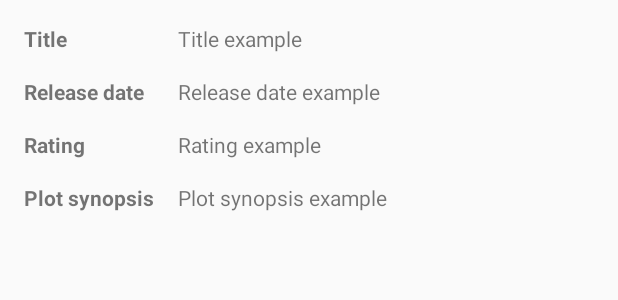
After one commit to Daniel-Prescience/popular-movies-stage2, an Android app: the layout activity_detail.xml on its own in the app's theme, with its tools: preview values and no code run, on a phone screen of 412 x 824 dp. The commit adds this screen. Shown: the top 300 px of the screen. Run offline under Robolectric (Android 15) with nearby library versions, the phone set to English and light mode, and no system bars.

Commit message:
Upgraded to Android Studio 3.1 Upgraded to Gradle 4.4 Upgraded to Android SDK 27 Ready for review

```diff
--- /dev/null
+++ b/app/src/main/res/layout/activity_detail.xml
@@ -0,0 +1,120 @@
+<?xml version="1.0" encoding="utf-8"?>
+
+<ScrollView
+    xmlns:android="http://schemas.android.com/apk/res/android"
+    xmlns:app="http://schemas.android.com/apk/res-auto"
+    xmlns:tools="http://schemas.android.com/tools"
+    android:layout_width="match_parent"
+    android:layout_height="match_parent"
+    android:orientation="vertical"
+    tools:context="com.udacity.popularmovies.DetailActivity">
+
+    <android.support.constraint.ConstraintLayout
+        android:layout_width="match_parent"
+        android:layout_height="wrap_content">
+
+        <TextView
+            android:id="@+id/title_label"
+            android:layout_width="wrap_content"
+            android:layout_height="wrap_content"
+            android:layout_margin="@dimen/text_margin"
+            android:labelFor="@id/title_tv"
+            android:text="@string/title_label"
+            android:textStyle="bold"
+            app:layout_constraintStart_toStartOf="parent"
+            app:layout_constraintTop_toTopOf="parent" />
+
+        <TextView
+            android:id="@+id/title_tv"
+            android:layout_width="0dp"
+            android:layout_height="wrap_content"
+            android:layout_margin="@dimen/text_margin"
+            android:layout_marginEnd="@dimen/text_margin"
+            android:layout_marginRight="@dimen/text_margin"
+            app:layout_constraintEnd_toEndOf="parent"
+            app:layout_constraintStart_toEndOf="@id/plot_synopsis_label"
+            app:layout_constraintTop_toTopOf="parent"
+            tools:text="Title example" />
+
+        <TextView
+            android:id="@+id/release_date_label"
+            android:layout_width="wrap_content"
+            android:layout_height="wrap_content"
+            android:layout_margin="@dimen/text_margin"
+            android:labelFor="@id/release_date_tv"
+            android:text="@string/release_date_label"
+            android:textStyle="bold"
+            app:layout_constraintStart_toStartOf="parent"
+            app:layout_constraintTop_toBottomOf="@id/title_tv" />
+
+        <TextView
+            android:id="@+id/release_date_tv"
+            android:layout_width="0dp"
+            android:layout_height="wrap_content"
+            android:layout_margin="@dimen/text_margin"
+            android:layout_marginEnd="@dimen/text_margin"
+            android:layout_marginRight="@dimen/text_margin"
+            app:layout_constraintEnd_toEndOf="parent"
+            app:layout_constraintStart_toEndOf="@id/plot_synopsis_label"
+            app:layout_constraintTop_toBottomOf="@id/title_tv"
+            tools:text="Release date example" />
+
+        <TextView
+            android:id="@+id/vote_average_label"
+            android:layout_width="wrap_content"
+            android:layout_height="wrap_content"
+            android:layout_margin="@dimen/text_margin"
+            android:labelFor="@id/vote_average_tv"
+            android:text="@string/vote_average_label"
+            android:textStyle="bold"
+            app:layout_constraintStart_toStartOf="parent"
+            app:layout_constraintTop_toBottomOf="@id/release_date_tv" />
+
+        <TextView
+            android:id="@+id/vote_average_tv"
+            android:layout_width="0dp"
+            android:layout_height="wrap_content"
+            android:layout_margin="@dimen/text_margin"
+            android:layout_marginEnd="@dimen/text_margin"
+            android:layout_marginRight="@dimen/text_margin"
+            app:layout_constraintEnd_toEndOf="parent"
+            app:layout_constraintStart_toEndOf="@id/plot_synopsis_label"
+            app:layout_constraintTop_toBottomOf="@id/release_date_tv"
+            tools:text="Rating example" />
+
+        <TextView
+            android:id="@+id/plot_synopsis_label"
+            android:layout_width="wrap_content"
+            android:layout_height="wrap_content"
+            android:layout_margin="@dimen/text_margin"
+            android:labelFor="@id/plot_synopsis_tv"
+            android:text="@string/plot_synopsis_label"
+            android:textStyle="bold"
+            app:layout_constraintStart_toStartOf="parent"
+            app:layout_constraintTop_toBottomOf="@id/vote_average_tv" />
+
+        <TextView
+            android:id="@+id/plot_synopsis_tv"
+            android:layout_width="0dp"
+            android:layout_height="wrap_content"
+            android:layout_margin="@dimen/text_margin"
+            android:layout_marginEnd="@dimen/text_margin"
+            android:layout_marginRight="@dimen/text_margin"
+            android:paddingBottom="@dimen/text_margin"
+            app:layout_constraintEnd_toEndOf="parent"
+            app:layout_constraintStart_toEndOf="@id/plot_synopsis_label"
+            app:layout_constraintTop_toBottomOf="@id/vote_average_tv"
+            tools:text="Plot synopsis example" />
+
+        <ImageView
+            android:id="@+id/movie_poster_iv"
+            android:layout_width="match_parent"
+            android:layout_height="wrap_content"
+            android:adjustViewBounds="true"
+            android:contentDescription="@string/movie_picture_content_description_default"
+            android:scaleType="centerCrop"
+            app:layout_constraintTop_toBottomOf="@id/plot_synopsis_tv" />
+
+    </android.support.constraint.ConstraintLayout>
+
+</ScrollView>
--- a/app/src/main/res/layout/item_movie.xml
+++ b/app/src/main/res/layout/item_movie.xml
@@ -12,7 +12,7 @@
         android:layout_height="wrap_content"
         android:adjustViewBounds="true"
         android:scaleType="centerCrop"
-        android:contentDescription="@string/image_contentDescription"
+        android:contentDescription="@string/movie_picture_content_description_default"
         app:srcCompat="@android:color/transparent" />
 
 </LinearLayout>
--- a/app/src/main/res/values/strings.xml
+++ b/app/src/main/res/values/strings.xml
@@ -1,4 +1,14 @@
 <resources>
     <string name="app_name">PopularMovies</string>
-    <string name="image_contentDescription">Image description</string>
+    <string name="actionbar_spinner">Sort movies by</string>
+    <string name="movie_picture_content_description_default">No description</string>
+    <string name="title_label">Title</string>
+    <string name="release_date_label">Release date</string>
+    <string name="vote_average_label">Rating</string>
+    <string name="plot_synopsis_label">Plot synopsis</string>
+    <string name="detail_error_message">Movie data not available</string>
+    <array name="spinner_list_item_array">
+        <item>Popularity</item>
+        <item>Rating</item>
+    </array>
 </resources>
--- a/build.gradle
+++ b/build.gradle
@@ -7,7 +7,7 @@ buildscript {
         jcenter()
     }
     dependencies {
-        classpath 'com.android.tools.build:gradle:3.0.1'
+        classpath 'com.android.tools.build:gradle:3.1.0'
 
 
         // NOTE: Do not place your application dependencies here; they belong
```
Also changed, not shown: app/build.gradle (+14 -12 lines), app/src/main/AndroidManifest.xml (+9 -2 lines), app/src/main/java/com/udacity/popularmovies/DetailActivity.java (added, +59 -0 lines), app/src/main/java/com/udacity/popularmovies/MainActivity.java (+131 -36 lines), app/src/main/java/com/udacity/popularmovies/Model/Movie.java (deleted, +0 -21 lines), app/src/main/java/com/udacity/popularmovies/MovieGridFragment.java (+3 -6 lines), app/src/main/java/com/udacity/popularmovies/MyMovieRecyclerViewAdapter.java (+8 -8 lines), app/src/main/java/com/udacity/popularmovies/models/Movie.java (added, +71 -0 lines), app/src/main/res/menu/main.xml (added, +11 -0 lines), gradle/wrapper/gradle-wrapper.properties.
